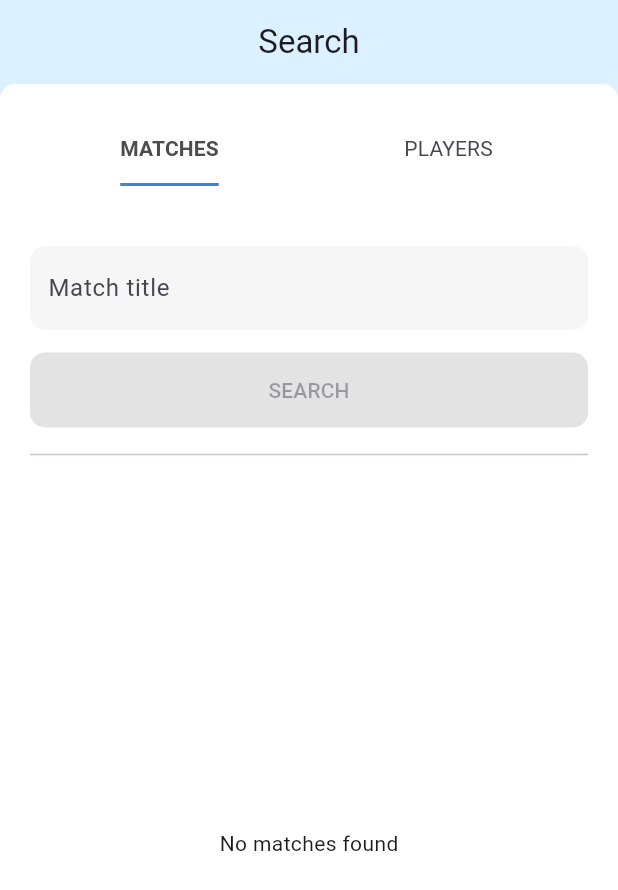
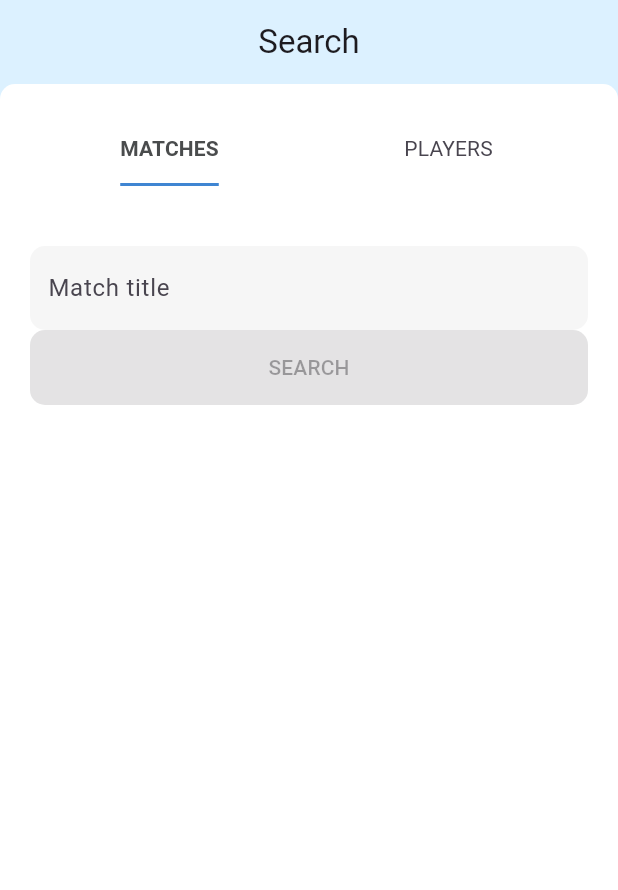
Before and after one commit to ikaem/five_on_4_mobile, a Flutter app: the SearchScreenView screen opened directly, on a phone screen of 412 x 824 dp. Shown: the top 890 px of the screen. Run offline on Flutter 3.47's test engine with Material 3 defaults, Android fonts, the phone set to English and light mode, and no system bars; our stand-ins replace auto_route, dio, dio_cookie_manager, drift, equatable, flutter_riverpod and 9 more; missing offline and left inert: sqlite3; accounts and stored records are empty; generated files the repository leaves out were written again; network calls fail; statements that could not run were skipped.

```diff
--- a/lib/src/features/matches/presentation/controllers/sarch_matches_inputs/search_matches_inputs_controller.dart
+++ b/lib/src/features/matches/presentation/controllers/sarch_matches_inputs/search_matches_inputs_controller.dart
@@ -30,7 +30,8 @@ class SearchMatchesInputsController
           matchTitle: values[0] as String,
         );
         return validatedArgs != null;
-      });
+        // TODO as boradcast stream is a temp fix, until we move the controller into matches search contrainer, so it will get disposed together with cotnainer when tab switches
+      }).asBroadcastStream();
 
   SearchMatchesInputArgsValue? get validatedSearchMatchesInputArgsValue {
     final validatedArgs = getValidatedArgsFromInputs(
--- a/lib/src/features/search/presentation/widgets/search/search_matches_container.dart
+++ b/lib/src/features/search/presentation/widgets/search/search_matches_container.dart
@@ -55,7 +55,7 @@ class _SearchMatchesContainerState extends State<SearchMatchesContainer> {
           matchTitleTextFieldController: _matchTitleTextFieldController,
           onMatchTitleInputChanged: widget.onMatchTitleInputChanged,
         ),
-        const SizedBox(height: SpacingConstants.M),
+        // const SizedBox(height: SpacingConstants.M),
         StreamedElevatedButton(
           isEnabledStream: widget.areInputsValidStream,
           onPressed: () {
@@ -63,21 +63,21 @@ class _SearchMatchesContainerState extends State<SearchMatchesContainer> {
           },
           label: "Search",
         ),
-        const SizedBox(height: SpacingConstants.S),
-        const Divider(),
-        const SizedBox(height: SpacingConstants.S),
-        // if we use riverpod state from controller here, fields will be cleared on every rebuild? maybe - we will see
-        // TODO search results will be displayed here
-        // TODO will have loading and such here
+        // const SizedBox(height: SpacingConstants.S),
+        // const Divider(),
+        // const SizedBox(height: SpacingConstants.S),
+        // // if we use riverpod state from controller here, fields will be cleared on every rebuild? maybe - we will see
+        // // TODO search results will be displayed here
+        // // TODO will have loading and such here
 
-        // TODO in tests, expanded might cause an issue here because it wraps sometimes just one element
-        Expanded(
-          child: SearchMatchesResultsPresenter(
-            isLoading: widget.isLoading,
-            isError: widget.isError,
-            matches: widget.matches,
-          ),
-        ),
+        // // TODO in tests, expanded might cause an issue here because it wraps sometimes just one element
+        // Expanded(
+        //   child: SearchMatchesResultsPresenter(
+        //     isLoading: widget.isLoading,
+        //     isError: widget.isError,
+        //     matches: widget.matches,
+        //   ),
+        // ),
       ],
     );
   }
```
Also changed, not shown: lib/src/features/search/presentation/screens/search_screen_view.dart (+7 -0 lines).
